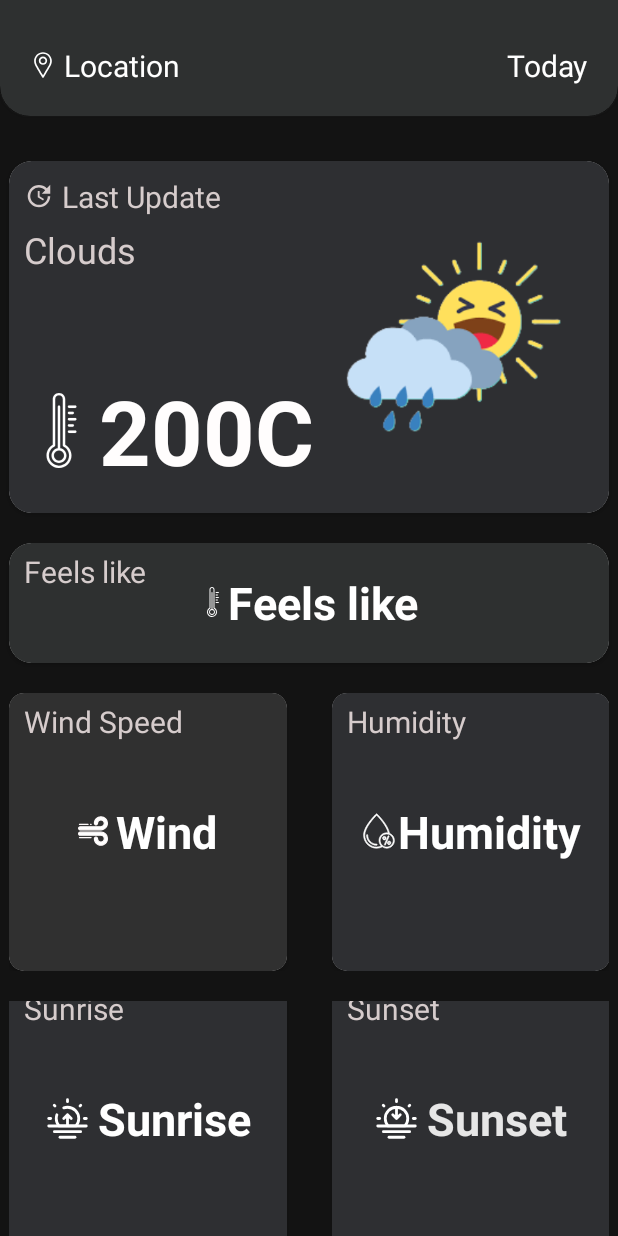
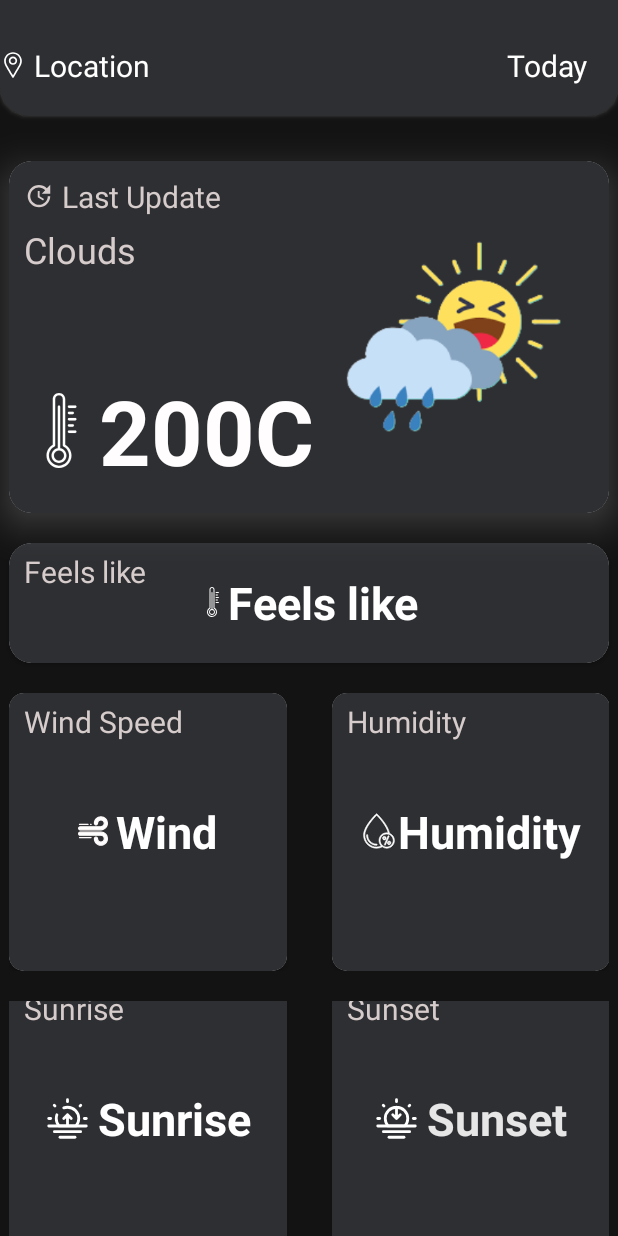
Before and after one commit to Ashvin424/Weather_Watch, an Android app: the MainActivity screen opened directly, with no data from a screen before it, on a phone screen of 412 x 824 dp. Run offline under Robolectric (Android 15) with nearby library versions, the phone set to English and light mode, and no system bars; our stand-ins replace Picasso; pictures from the network do not load.

Commit message:
final commite

```diff
--- a/app/src/main/res/layout/activity_main.xml
+++ b/app/src/main/res/layout/activity_main.xml
@@ -12,9 +12,10 @@
     <androidx.cardview.widget.CardView
         android:layout_width="match_parent"
         android:layout_height="wrap_content"
-        app:cardBackgroundColor="#2E3030"
+        app:cardBackgroundColor="#2E2F32"
         android:elevation="10dp"
         android:layout_marginTop="-20dp"
+        android:outlineSpotShadowColor="@color/white"
         app:cardCornerRadius="20dp"
         android:outlineAmbientShadowColor="#D8D5D5"
         >
@@ -22,21 +23,21 @@
                 android:layout_width="match_parent"
                 android:layout_height="wrap_content"
                 android:layout_marginTop="50dp"
+                android:gravity="center"
                 android:layout_marginBottom="20dp"
                 >
+
             <TextView
                 android:id="@+id/txtcity"
                 android:layout_width="wrap_content"
                 android:layout_height="wrap_content"
                 android:layout_gravity="center"
                 android:drawableLeft="@drawable/location"
-                android:layout_marginStart="20dp"
                 android:drawablePadding="5dp"
                 android:gravity="center"
                 android:text="Location"
                 android:textColor="#FFFFFF"
-                android:textSize="20dp"
-                />
+                android:textSize="20dp" />
 
             <TextView
                 android:id="@+id/txtToday"
@@ -56,6 +57,8 @@
         android:layout_height="wrap_content"
         app:cardCornerRadius="15dp"
         android:layout_marginTop="30dp"
+        android:outlineSpotShadowColor="@color/white"
+        app:cardElevation="15dp"
         android:layout_gravity="center"
         >
 
@@ -130,7 +133,7 @@
         <RelativeLayout
             android:layout_width="match_parent"
             android:layout_height="match_parent"
-            android:background="#2E3030">
+            android:background="#2E2F32">
 
             <TextView
                 android:id="@+id/txtFeels_Like"
@@ -175,7 +178,7 @@
             <RelativeLayout
                 android:layout_width="match_parent"
                 android:layout_height="match_parent"
-                android:background="#303030">
+                android:background="#2E2F32">
                 <TextView
                     android:id="@+id/txtWindSpeed"
                     android:layout_width="wrap_content"
```
Also changed, not shown: 1 other file.
